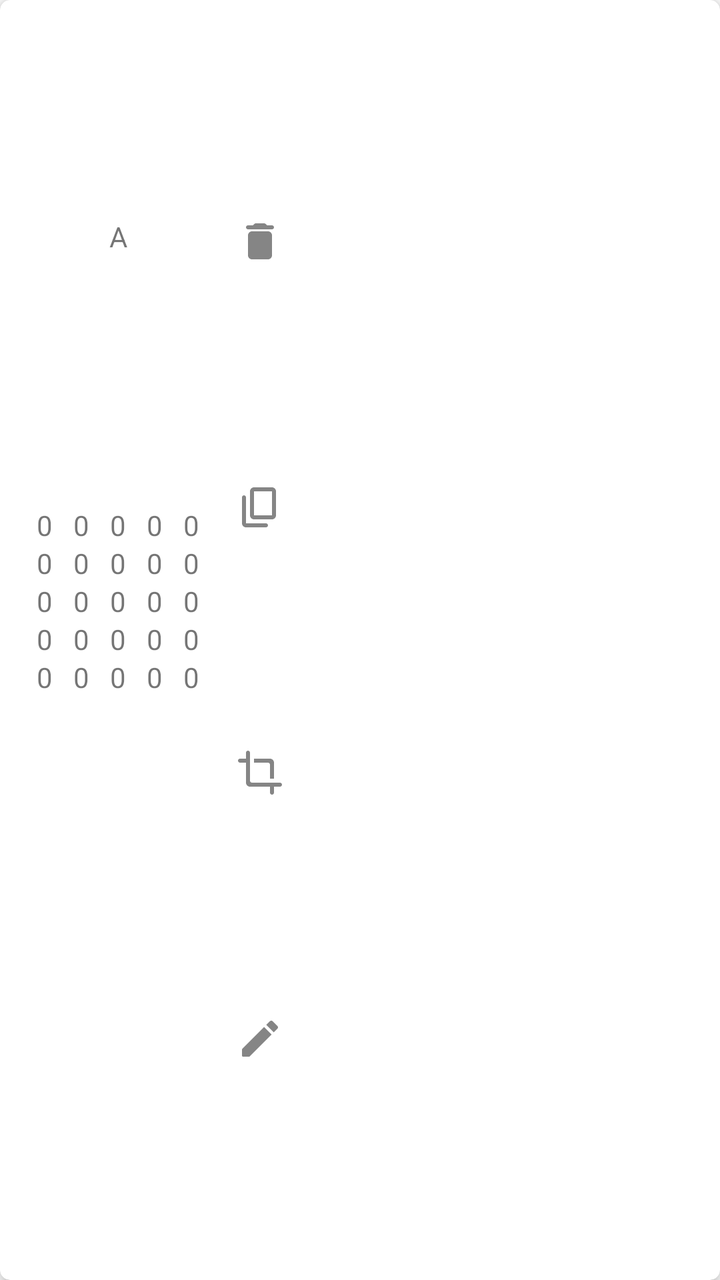
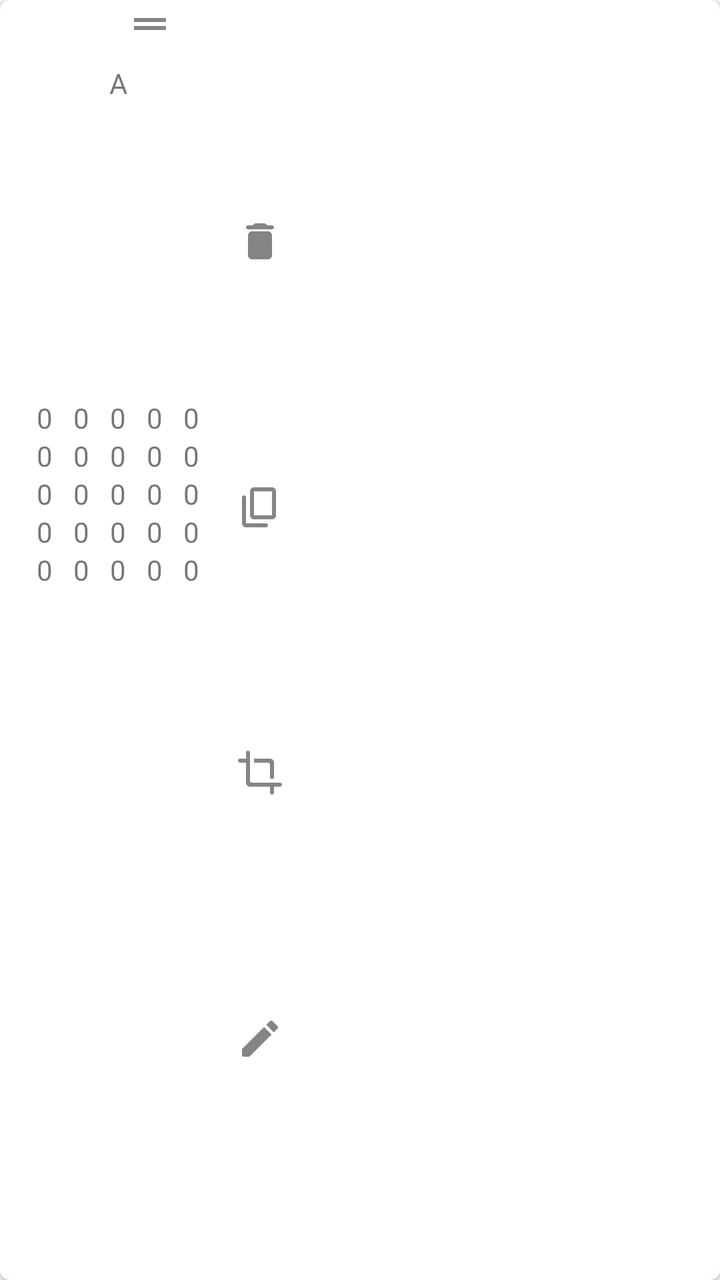

Before-and-after screenshots of an Android layout around one commit, followed by the original layout XML and the change that was made.
<!-- AndroidManifest.xml: application theme Theme.Matscape -->
<!-- res/layout/item_matrix_cards.xml -->
<?xml version="1.0" encoding="utf-8"?>
<androidx.cardview.widget.CardView xmlns:android="http://schemas.android.com/apk/res/android"
    xmlns:app="http://schemas.android.com/apk/res-auto"
    xmlns:tools="http://schemas.android.com/tools"
    android:id="@+id/card"
    android:layout_width="wrap_content"
    android:layout_height="200dp"
    android:layout_margin="16dp"
    app:cardCornerRadius="5dp"
    app:cardElevation="5dp">

    

    <androidx.constraintlayout.widget.ConstraintLayout
        android:layout_width="wrap_content"
        android:layout_height="match_parent"
        android:minWidth="150dp">

        <TextView
            android:id="@+id/MatrixName"
            android:layout_width="wrap_content"
            android:layout_height="wrap_content"
            android:text="@string/matrix_name_placeholder"
            app:layout_constraintEnd_toStartOf="@+id/DeleteMatrixButton"
            app:layout_constraintStart_toStartOf="parent"
            app:layout_constraintTop_toTopOf="@+id/DeleteMatrixButton" />

        <LinearLayout
            android:id="@+id/linearLayout1"
            style="@style/MatrixCardsLinearLayouts"
            android:layout_marginStart="12dp"
            app:layout_constraintBottom_toBottomOf="@+id/linearLayout2"
            app:layout_constraintEnd_toStartOf="@+id/linearLayout2"
            app:layout_constraintHorizontal_bias="0.5"
            app:layout_constraintStart_toStartOf="parent"
            app:layout_constraintTop_toTopOf="@+id/linearLayout2">

            <TextView
                android:id="@+id/MatrixCardTextView11"
                style="@style/MatrixCardsMatrixText" />

            <TextView
                android:id="@+id/MatrixCardTextView21"
                style="@style/MatrixCardsMatrixText" />

            <TextView
                android:id="@+id/MatrixCardTextView31"
                style="@style/MatrixCardsMatrixText" />

            <TextView
                android:id="@+id/MatrixCardTextView41"
                style="@style/MatrixCardsMatrixText" />

            <TextView
                android:id="@+id/MatrixCardTextView51"
                style="@style/MatrixCardsMatrixText" />

        </LinearLayout>

        <LinearLayout
            android:id="@+id/linearLayout2"
            style="@style/MatrixCardsLinearLayouts"
            app:layout_constraintBottom_toBottomOf="@+id/linearLayout3"
            app:layout_constraintEnd_toStartOf="@+id/linearLayout3"
            app:layout_constraintHorizontal_bias="0.5"
            app:layout_constraintStart_toEndOf="@+id/linearLayout1"
            app:layout_constraintTop_toTopOf="@+id/linearLayout3">

            <TextView
                android:id="@+id/MatrixCardTextView12"
                style="@style/MatrixCardsMatrixText" />

            <TextView
                android:id="@+id/MatrixCardTextView22"
                style="@style/MatrixCardsMatrixText" />

            <TextView
                android:id="@+id/MatrixCardTextView32"
                style="@style/MatrixCardsMatrixText" />

            <TextView
                android:id="@+id/MatrixCardTextView42"
                style="@style/MatrixCardsMatrixText" />

            <TextView
                android:id="@+id/MatrixCardTextView52"
                style="@style/MatrixCardsMatrixText" />

        </LinearLayout>

        <LinearLayout
            android:id="@+id/linearLayout3"
            style="@style/MatrixCardsLinearLayouts"
            app:layout_constraintBottom_toBottomOf="@+id/linearLayout4"
            app:layout_constraintEnd_toStartOf="@+id/linearLayout4"
            app:layout_constraintHorizontal_bias="0.5"
            app:layout_constraintStart_toEndOf="@+id/linearLayout2"
            app:layout_constraintTop_toTopOf="@+id/linearLayout4">

            <TextView
                android:id="@+id/MatrixCardTextView13"
                style="@style/MatrixCardsMatrixText" />

            <TextView
                android:id="@+id/MatrixCardTextView23"
                style="@style/MatrixCardsMatrixText" />

            <TextView
                android:id="@+id/MatrixCardTextView33"
                style="@style/MatrixCardsMatrixText" />

            <TextView
                android:id="@+id/MatrixCardTextView43"
                style="@style/MatrixCardsMatrixText" />

            <TextView
                android:id="@+id/MatrixCardTextView53"
                style="@style/MatrixCardsMatrixText" />

        </LinearLayout>

        <LinearLayout
            android:id="@+id/linearLayout4"
            style="@style/MatrixCardsLinearLayouts"
            app:layout_constraintBottom_toBottomOf="@+id/linearLayout5"
            app:layout_constraintEnd_toStartOf="@+id/linearLayout5"
            app:layout_constraintHorizontal_bias="0.5"
            app:layout_constraintStart_toEndOf="@+id/linearLayout3"
            app:layout_constraintTop_toTopOf="@+id/linearLayout5">

            <TextView
                android:id="@+id/MatrixCardTextView14"
                style="@style/MatrixCardsMatrixText" />

            <TextView
                android:id="@+id/MatrixCardTextView24"
                style="@style/MatrixCardsMatrixText" />

            <TextView
                android:id="@+id/MatrixCardTextView34"
                style="@style/MatrixCardsMatrixText" />

            <TextView
                android:id="@+id/MatrixCardTextView44"
                style="@style/MatrixCardsMatrixText" />

            <TextView
                android:id="@+id/MatrixCardTextView54"
                style="@style/MatrixCardsMatrixText" />

        </LinearLayout>

        <LinearLayout
            android:id="@+id/linearLayout5"
            style="@style/MatrixCardsLinearLayouts"
            android:layout_marginEnd="12dp"
            app:layout_constraintBottom_toBottomOf="parent"
            app:layout_constraintEnd_toStartOf="@+id/DeleteMatrixButton"
            app:layout_constraintHorizontal_bias="0.5"
            app:layout_constraintStart_toEndOf="@+id/linearLayout4"
            app:layout_constraintTop_toBottomOf="@+id/MatrixName"
            app:layout_constraintVertical_bias="0.3">

            <TextView
                android:id="@+id/MatrixCardTextView15"
                style="@style/MatrixCardsMatrixText" />

            <TextView
                android:id="@+id/MatrixCardTextView25"
                style="@style/MatrixCardsMatrixText" />

            <TextView
                android:id="@+id/MatrixCardTextView35"
                style="@style/MatrixCardsMatrixText" />

            <TextView
                android:id="@+id/MatrixCardTextView45"
                style="@style/MatrixCardsMatrixText" />

            <TextView
                android:id="@+id/MatrixCardTextView55"
                style="@style/MatrixCardsMatrixText" />

        </LinearLayout>

        <ImageView
            android:id="@+id/DeleteMatrixButton"
            style="@style/MatrixCardsIcons"
            android:contentDescription="@string/desc_delete"
            android:src="@drawable/ic_mat_card_delete"
            app:layout_constraintBottom_toTopOf="@+id/CopyMatrixButton"
            app:layout_constraintEnd_toEndOf="parent"
            app:layout_constraintTop_toTopOf="parent"
            tools:ignore="TouchTargetSizeCheck" />

        <ImageView
            android:id="@+id/CopyMatrixButton"
            style="@style/MatrixCardsIcons"
            android:contentDescription="@string/desc_copy"
            android:src="@drawable/ic_mat_card_copy"
            app:layout_constraintBottom_toTopOf="@+id/SubMatrixButton"
            app:layout_constraintEnd_toEndOf="parent"
            app:layout_constraintTop_toBottomOf="@+id/DeleteMatrixButton"
            tools:ignore="TouchTargetSizeCheck" />

        <ImageView
            android:id="@+id/SubMatrixButton"
            style="@style/MatrixCardsIcons"
            android:contentDescription="@string/desc_sub_matrix"
            android:src="@drawable/ic_mat_card_sub_matrix"
            app:layout_constraintBottom_toTopOf="@+id/EditMatrixButton"
            app:layout_constraintEnd_toEndOf="parent"
            app:layout_constraintTop_toBottomOf="@+id/CopyMatrixButton"
            tools:ignore="TouchTargetSizeCheck" />

        <ImageView
            android:id="@+id/EditMatrixButton"
            style="@style/MatrixCardsIcons"
            android:contentDescription="@string/desc_edit"
            android:src="@drawable/ic_mat_card_edit"
            app:layout_constraintBottom_toBottomOf="parent"
            app:layout_constraintEnd_toEndOf="parent"
            app:layout_constraintTop_toBottomOf="@+id/SubMatrixButton"
            tools:ignore="TouchTargetSizeCheck" />

    </androidx.constraintlayout.widget.ConstraintLayout>

</androidx.cardview.widget.CardView>
<!-- resources referenced by this layout -->
<resources>
  <!-- drawable ic_mat_card_copy (drawable) -->
  <vector android:alpha="0.8" android:height="24dp"
      android:tint="?attr/colorControlNormal" android:viewportHeight="24"
      android:viewportWidth="24" android:width="24dp" xmlns:android="http://schemas.android.com/apk/res/android">
      <path android:fillColor="@android:color/white" android:pathData="M15,20H5V7c0,-0.55 -0.45,-1 -1,-1h0C3.45,6 3,6.45 3,7v13c0,1.1 0.9,2 2,2h10c0.55,0 1,-0.45 1,-1v0C16,20.45 15.55,20 15,20zM20,16V4c0,-1.1 -0.9,-2 -2,-2H9C7.9,2 7,2.9 7,4v12c0,1.1 0.9,2 2,2h9C19.1,18 20,17.1 20,16zM18,16H9V4h9V16z"/>
  </vector>
  <!-- drawable ic_mat_card_edit (drawable) -->
  <vector android:alpha="0.8" android:height="24dp"
      android:tint="?attr/colorControlNormal" android:viewportHeight="24"
      android:viewportWidth="24" android:width="24dp" xmlns:android="http://schemas.android.com/apk/res/android">
      <path android:fillColor="@android:color/white" android:pathData="M3,17.46v3.04c0,0.28 0.22,0.5 0.5,0.5h3.04c0.13,0 0.26,-0.05 0.35,-0.15L17.81,9.94l-3.75,-3.75L3.15,17.1c-0.1,0.1 -0.15,0.22 -0.15,0.36zM20.71,7.04c0.39,-0.39 0.39,-1.02 0,-1.41l-2.34,-2.34c-0.39,-0.39 -1.02,-0.39 -1.41,0l-1.83,1.83 3.75,3.75 1.83,-1.83z"/>
  </vector>
  <string name="desc_copy">Copy matrix</string>
  <string name="desc_delete">Delete matrix</string>
  <string name="desc_edit">Edit matrix</string>
  <string name="desc_sub_matrix">Create Sub matrix</string>
  <string name="matrix_name_placeholder">A</string>
  <style name="MatrixCardsIcons">
          <item name="android:layout_width">wrap_content</item>
          <item name="android:layout_height">wrap_content</item>
          <item name="android:layout_marginEnd">8dp</item>
          <item name="android:background">?attr/selectableItemBackgroundBorderless</item>
          <item name="android:clickable">true</item>
          <item name="android:focusable">true</item>
      </style>
  <style name="MatrixCardsLinearLayouts">
          <item name="android:layout_width">wrap_content</item>
          <item name="android:layout_height">wrap_content</item>
          <item name="android:orientation">vertical</item>
          <item name="android:gravity">center</item>
      </style>
  <style name="MatrixCardsMatrixText">
          <item name="android:layout_width">wrap_content</item>
          <item name="android:layout_height">wrap_content</item>
          <item name="android:text">@string/matrix_text_placeholder</item>
          <item name="android:layout_marginStart">4dp</item>
          <item name="android:layout_marginEnd">4dp</item>
          <item name="android:textSize">14sp</item>
      </style>
  <style name="Theme.Matscape" parent="Theme.MaterialComponents.DayNight.NoActionBar">
          
          <item name="colorPrimary">@color/purple_500</item>
          <item name="colorPrimaryVariant">@color/purple_700</item>
          <item name="colorOnPrimary">@color/white</item>
          
          <item name="colorSecondary">@color/teal_200</item>
          <item name="colorSecondaryVariant">@color/teal_700</item>
          <item name="colorOnSecondary">@color/black</item>
          
          <item name="android:statusBarColor" tools:targetApi="l">?attr/colorPrimaryVariant</item>
          
      </style>
  <string name="matrix_text_placeholder">0</string>
  <color name="purple_500">#FF6200EE</color>
  <color name="purple_700">#FF3700B3</color>
  <color name="white">#FFFFFFFF</color>
  <color name="teal_200">#FF03DAC5</color>
  <color name="teal_700">#FF018786</color>
  <color name="black">#FF000000</color>
  <!-- unchanged entries left out for length: 2 -->
</resources>

<!-- the commit's change to res/layout/item_matrix_cards.xml (unified diff, before → after) -->
@@ -16,14 +16,25 @@
         android:layout_height="match_parent"
         android:minWidth="150dp">
 
+        <ImageView
+            android:id="@+id/MatrixCardDragButton"
+            android:layout_width="wrap_content"
+            android:layout_height="wrap_content"
+            android:src="@drawable/ic_matrix_card_drag"
+            app:layout_constraintEnd_toEndOf="parent"
+            app:layout_constraintStart_toStartOf="parent"
+            app:layout_constraintTop_toTopOf="parent"
+            android:contentDescription="@null" />
+
         <TextView
             android:id="@+id/MatrixName"
             android:layout_width="wrap_content"
             android:layout_height="wrap_content"
             android:text="@string/matrix_name_placeholder"
+            android:layout_marginTop="8dp"
             app:layout_constraintEnd_toStartOf="@+id/DeleteMatrixButton"
             app:layout_constraintStart_toStartOf="parent"
-            app:layout_constraintTop_toTopOf="@+id/DeleteMatrixButton" />
+            app:layout_constraintTop_toBottomOf="@+id/MatrixCardDragButton" />
 
         <LinearLayout
             android:id="@+id/linearLayout1"
<!-- resource entries referenced after the edit -->
@@ -11,6 +11,12 @@
       android:tint="?attr/colorControlNormal" android:viewportHeight="24"
       android:viewportWidth="24" android:width="24dp" xmlns:android="http://schemas.android.com/apk/res/android">
       <path android:fillColor="@android:color/white" android:pathData="M3,17.46v3.04c0,0.28 0.22,0.5 0.5,0.5h3.04c0.13,0 0.26,-0.05 0.35,-0.15L17.81,9.94l-3.75,-3.75L3.15,17.1c-0.1,0.1 -0.15,0.22 -0.15,0.36zM20.71,7.04c0.39,-0.39 0.39,-1.02 0,-1.41l-2.34,-2.34c-0.39,-0.39 -1.02,-0.39 -1.41,0l-1.83,1.83 3.75,3.75 1.83,-1.83z"/>
+  </vector>
+  <!-- drawable ic_matrix_card_drag (drawable) -->
+  <vector android:alpha="0.8" android:height="24dp"
+      android:tint="?attr/colorControlNormal" android:viewportHeight="24"
+      android:viewportWidth="24" android:width="24dp" xmlns:android="http://schemas.android.com/apk/res/android">
+      <path android:fillColor="@android:color/white" android:pathData="M20,9H4v2h16V9zM4,15h16v-2H4V15z"/>
   </vector>
   <string name="desc_copy">Copy matrix</string>
   <string name="desc_delete">Delete matrix</string>
